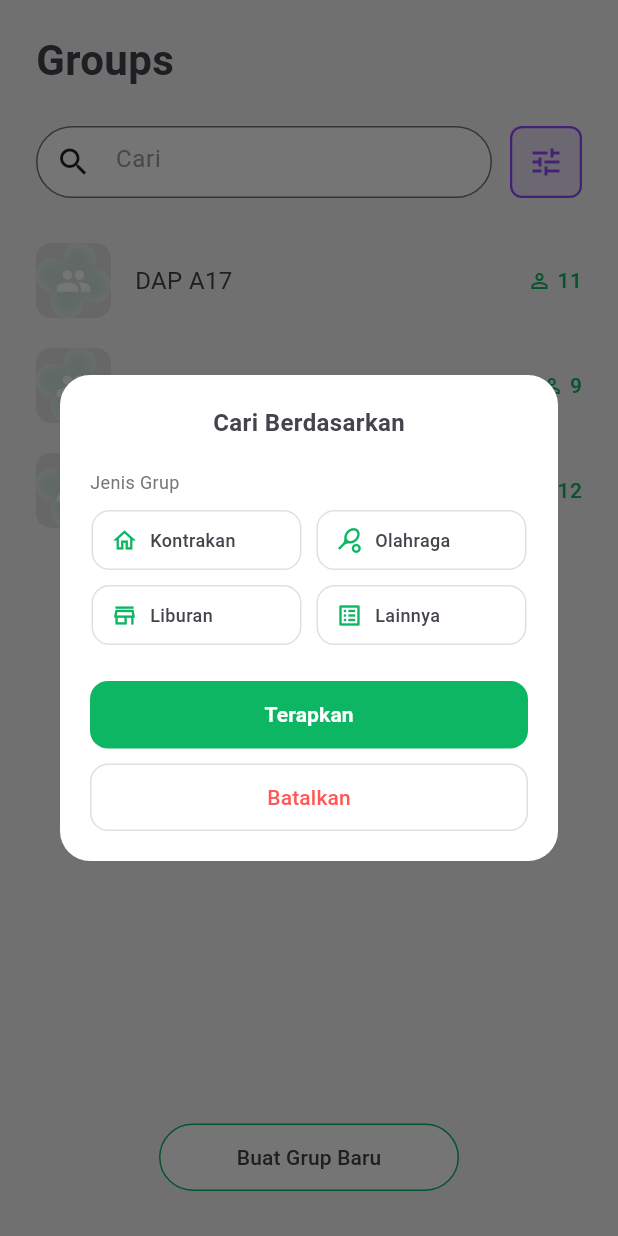
After one commit to Yanxe01/ceka.ceka, a Flutter app: the GroupsPage screen opened directly, after a tap on the "tune" icon, on a phone screen of 412 x 824 dp. The commit adds this screen. Run offline on Flutter 3.47's test engine with Material 3 defaults, Android fonts, the phone set to English and light mode, and no system bars; Roboto replaces fonts that are missing (Poppins).

Commit message:
bikin groups page + filter search

```diff
--- /dev/null
+++ b/lib/components/group_filter_modal.dart
@@ -0,0 +1,179 @@
+import 'package:flutter/material.dart';
+
+class GroupFilterModal extends StatefulWidget {
+  final Function(String?) onApply;
+
+  const GroupFilterModal({super.key, required this.onApply});
+
+  @override
+  State<GroupFilterModal> createState() => _GroupFilterModalState();
+}
+
+class _GroupFilterModalState extends State<GroupFilterModal> {
+  // Menyimpan filter yang sedang dipilih
+  String? _selectedFilter;
+
+  final List<Map<String, dynamic>> _filterOptions = [
+    {'label': 'Kontrakan', 'icon': Icons.home_outlined},
+    {'label': 'Olahraga', 'icon': Icons.sports_tennis_outlined},
+    {'label': 'Liburan', 'icon': Icons.store_outlined}, // Ikon mirip bangunan/toko
+    {'label': 'Lainnya', 'icon': Icons.list_alt_outlined},
+  ];
+
+  @override
+  Widget build(BuildContext context) {
+    return Dialog(
+      shape: RoundedRectangleBorder(
+        borderRadius: BorderRadius.circular(20),
+      ),
+      backgroundColor: Colors.white,
+      surfaceTintColor: Colors.white,
+      child: Padding(
+        padding: const EdgeInsets.all(20.0),
+        child: Column(
+          mainAxisSize: MainAxisSize.min,
+          children: [
+            const Text(
+              'Cari Berdasarkan',
+              style: TextStyle(
+                fontFamily: 'Poppins',
+                fontSize: 16,
+                fontWeight: FontWeight.w600,
+                color: Color(0xFF44444C),
+              ),
+            ),
+            const SizedBox(height: 20),
+            Align(
+              alignment: Alignment.centerLeft,
+              child: Text(
+                'Jenis Grup',
+                style: TextStyle(
+                  fontFamily: 'Poppins',
+                  fontSize: 12,
+                  color: Colors.grey[600],
+                ),
+              ),
+            ),
+            const SizedBox(height: 10),
+
+            // Grid Pilihan Filter
+            Wrap(
+              spacing: 10,
+              runSpacing: 10,
+              children: _filterOptions.map((option) {
+                return _buildFilterOption(option['label'], option['icon']);
+              }).toList(),
+            ),
+
+            const SizedBox(height: 24),
+
+            // Tombol Aksi
+            Column(
+              children: [
+                SizedBox(
+                  width: double.infinity,
+                  height: 45,
+                  child: ElevatedButton(
+                    onPressed: () {
+                      widget.onApply(_selectedFilter);
+                      Navigator.pop(context);
+                    },
+                    style: ElevatedButton.styleFrom(
+                      backgroundColor: const Color(0xFF0DB662),
+                      shape: RoundedRectangleBorder(
+                        borderRadius: BorderRadius.circular(12),
+                      ),
+                      elevation: 0,
+                    ),
+                    child: const Text(
+                      'Terapkan',
+                      style: TextStyle(
+                        fontFamily: 'Poppins',
+                        color: Colors.white,
+                        fontWeight: FontWeight.w600,
+                      ),
+                    ),
+                  ),
+                ),
+                const SizedBox(height: 10),
+                SizedBox(
+                  width: double.infinity,
+                  height: 45,
+                  child: OutlinedButton(
+                    onPressed: () {
+                      setState(() {
+                        _selectedFilter = null;
+                      });
+                      Navigator.pop(context); // Atau reset filter
+                    },
+                    style: OutlinedButton.styleFrom(
+                      side: const BorderSide(color: Color(0xFFE0E0E0)),
+                      shape: RoundedRectangleBorder(
+                        borderRadius: BorderRadius.circular(12),
+                      ),
+                    ),
+                    child: const Text(
+                      'Batalkan',
+                      style: TextStyle(
+                        fontFamily: 'Poppins',
+                        color: Color(0xFFFF5656), // Warna merah seperti di gambar
+                        fontWeight: FontWeight.w500,
+                      ),
+                    ),
+                  ),
+                ),
+              ],
+            )
+          ],
+        ),
+      ),
+    );
+  }
+
+  Widget _buildFilterOption(String label, IconData icon) {
+    final isSelected = _selectedFilter == label;
+
+    return InkWell(
+      onTap: () {
+        setState(() {
+          // Toggle selection
+          if (_selectedFilter == label) {
+            _selectedFilter = null;
+          } else {
+            _selectedFilter = label;
+          }
+        });
+      },
+      child: Container(
+        width: 140, // Ukuran lebar fix agar rapi 2 kolom
+        padding: const EdgeInsets.symmetric(vertical: 10, horizontal: 12),
+        decoration: BoxDecoration(
+          color: isSelected ? const Color(0xFF0DB662).withOpacity(0.1) : Colors.white,
+          border: Border.all(
+            color: isSelected ? const Color(0xFF0DB662) : const Color(0xFFE0E0E0),
+          ),
+          borderRadius: BorderRadius.circular(12),
+        ),
+        child: Row(
+          children: [
+            Icon(
+              icon,
+              size: 18,
+              color: isSelected ? const Color(0xFF0DB662) : const Color(0xFF0DB662),
+            ),
+            const SizedBox(width: 8),
+            Text(
+              label,
+              style: TextStyle(
+                fontFamily: 'Poppins',
+                fontSize: 12,
+                fontWeight: FontWeight.w500,
+                color: const Color(0xFF44444C),
+              ),
+            ),
+          ],
+        ),
+      ),
+    );
+  }
+}
--- /dev/null
+++ b/lib/pages/groups_page.dart
@@ -0,0 +1,239 @@
+import 'package:flutter/material.dart';
+import '../components/group_filter_modal.dart';
+
+class GroupsPage extends StatefulWidget {
+  const GroupsPage({super.key});
+
+  @override
+  State<GroupsPage> createState() => _GroupsPageState();
+}
+
+class _GroupsPageState extends State<GroupsPage> {
+  // Dummy Data Grup
+  final List<Map<String, dynamic>> _allGroups = [
+    {
+      'name': 'DAP A17',
+      'members': 11,
+      'image': 'assets/images/group_placeholder.png', // Ganti dengan asset Anda
+    },
+    {
+      'name': 'Badminton DAP A17',
+      'members': 9,
+      'image': 'assets/images/group_placeholder.png',
+    },
+    {
+      'name': 'Rumah Angkatan',
+      'members': 112,
+      'image': 'assets/images/group_placeholder.png',
+    },
+  ];
+
+  void _showFilterModal() {
+    showDialog(
+      context: context,
+      builder: (context) => GroupFilterModal(
+        onApply: (selectedCategory) {
+          // Disini logika filtering data nanti diterapkan
+          print("Filter diterapkan: $selectedCategory");
+        },
+      ),
+    );
+  }
+
+  @override
+  Widget build(BuildContext context) {
+    return Scaffold(
+      backgroundColor: const Color(0xFFF5F5F5),
+      body: SafeArea(
+        child: Column(
+          children: [
+            const SizedBox(height: 20),
+
+            // Judul Halaman
+            const Padding(
+              padding: EdgeInsets.symmetric(horizontal: 24),
+              child: Align(
+                alignment: Alignment.centerLeft,
+                child: Text(
+                  'Groups',
+                  style: TextStyle(
+                    fontFamily: 'Poppins',
+                    fontSize: 28,
+                    fontWeight: FontWeight.w600, // Agak tipis sesuai gambar
+                    color: Color(0xFF44444C),
+                  ),
+                ),
+              ),
+            ),
+
+            const SizedBox(height: 24),
+
+            // Search Bar & Filter Button
+            Padding(
+              padding: const EdgeInsets.symmetric(horizontal: 24),
+              child: Row(
+                children: [
+                  // Input Pencarian
+                  Expanded(
+                    child: Container(
+                      height: 48,
+                      decoration: BoxDecoration(
+                        color: Colors.white,
+                        borderRadius: BorderRadius.circular(25), // Rounded pill shape
+                        border: Border.all(color: Colors.black54, width: 1),
+                      ),
+                      child: TextField(
+                        decoration: const InputDecoration(
+                          hintText: 'Cari',
+                          hintStyle: TextStyle(
+                            fontFamily: 'Poppins',
+                            color: Colors.grey,
+                          ),
+                          prefixIcon: Icon(Icons.search, color: Colors.black87),
+                          border: InputBorder.none,
+                          contentPadding: EdgeInsets.symmetric(vertical: 13),
+                        ),
+                        style: const TextStyle(fontFamily: 'Poppins'),
+                      ),
+                    ),
+                  ),
+
+                  const SizedBox(width: 12),
+
+                  // Tombol Filter (Kotak Ungu di Gambar 1)
+                  InkWell(
+                    onTap: _showFilterModal,
+                    borderRadius: BorderRadius.circular(8),
+                    child: Container(
+                      width: 48,
+                      height: 48,
+                      decoration: BoxDecoration(
+                        // Menggunakan warna ungu sesuai screenshot pertama
+                        // Jika ingin konsisten hijau, ganti ke Color(0xFF0DB662)
+                        color: const Color(0xFF9747FF).withOpacity(0.1),
+                        border: Border.all(color: const Color(0xFF9747FF), width: 1.5),
+                        borderRadius: BorderRadius.circular(8),
+                      ),
+                      child: const Icon(
+                        Icons.tune, // Icon slider/filter
+                        color: Color(0xFF9747FF),
+                      ),
+                    ),
+                  ),
+                ],
+              ),
+            ),
+
+            const SizedBox(height: 30),
+
+            // List Groups
+            Expanded(
+              child: ListView.separated(
+                padding: const EdgeInsets.symmetric(horizontal: 24),
+                itemCount: _allGroups.length,
+                separatorBuilder: (context, index) => const SizedBox(height: 20),
+                itemBuilder: (context, index) {
+                  final group = _allGroups[index];
+                  return _buildGroupTile(group);
+                },
+              ),
+            ),
+
+            // Tombol Buat Grup Baru
+            Padding(
+              padding: const EdgeInsets.only(bottom: 30),
+              child: SizedBox(
+                width: 200,
+                height: 45,
+                child: OutlinedButton(
+                  onPressed: () {
+                    // Navigasi ke buat grup
+                  },
+                  style: OutlinedButton.styleFrom(
+                    backgroundColor: Colors.white,
+                    side: const BorderSide(color: Color(0xFF0DB662)),
+                    shape: RoundedRectangleBorder(
+                      borderRadius: BorderRadius.circular(25),
+                    ),
+                  ),
+                  child: const Text(
+                    'Buat Grup Baru',
+                    style: TextStyle(
+                      fontFamily: 'Poppins',
+                      fontSize: 14,
+                      fontWeight: FontWeight.w500,
+                      color: Color(0xFF44444C),
+                    ),
+                  ),
+                ),
+              ),
+            ),
+          ],
+        ),
+      ),
+      // Bottom Nav Bar di-handle oleh HomePage (Parent),
+      // tapi jika ini page mandiri, Anda bisa copy BottomNavBar dari home_page.dart
+    );
+  }
+
+  Widget _buildGroupTile(Map<String, dynamic> group) {
+    return Container(
+      color: Colors.transparent, // Agar area tap luas
+      child: Row(
+        children: [
+          // Group Image
+          Container(
+            width: 50,
+            height: 50,
+            decoration: BoxDecoration(
+              borderRadius: BorderRadius.circular(10),
+              image: const DecorationImage(
+                // Menggunakan placeholder icon jika gambar tidak ada
+                image: AssetImage('assets/images/design1.png'),
+                fit: BoxFit.cover,
+              ),
+              color: Colors.grey[300],
+            ),
+            // Fallback jika asset tidak ditemukan
+            child: const Icon(Icons.group, color: Colors.white),
+          ),
+          const SizedBox(width: 16),
+
+          // Group Name
+          Expanded(
+            child: Text(
+              group['name'],
+              style: const TextStyle(
+                fontFamily: 'Poppins',
+                fontSize: 16,
+                fontWeight: FontWeight.w400,
+                color: Color(0xFF44444C),
+              ),
+            ),
+          ),
+
+          // Member Count
+          Row(
+            children: [
+              const Icon(
+                Icons.person_outline,
+                size: 16,
+                color: Color(0xFF0DB662),
+              ),
+              const SizedBox(width: 4),
+              Text(
+                group['members'].toString(),
+                style: const TextStyle(
+                  fontFamily: 'Poppins',
+                  fontSize: 14,
+                  fontWeight: FontWeight.w500,
+                  color: Color(0xFF0DB662),
+                ),
+              ),
+            ],
+          ),
+        ],
+      ),
+    );
+  }
+}
--- a/lib/pages/home_page.dart
+++ b/lib/pages/home_page.dart
@@ -1,4 +1,5 @@
 import 'package:flutter/material.dart';
+import 'groups_page.dart'; // Pastikan file groups_page.dart sudah ada di folder yang sama/benar
 
 class HomePage extends StatefulWidget {
   const HomePage({super.key});
@@ -52,7 +53,27 @@ class _HomePageState extends State<HomePage> with SingleTickerProviderStateMixin
   Widget build(BuildContext context) {
     return Scaffold(
       backgroundColor: const Color(0xFFF5F5F5),
-      body: Column(
+
+      // --- LOGIKA NAVIGASI (Disini perubahannya) ---
+      // Kalau index 0 -> Panggil fungsi _buildHomeContent (yang ada di bawah)
+      // Kalau index 1 -> Panggil file GroupsPage
+      body: _selectedIndex == 0
+          ? _buildHomeContent()
+          : _selectedIndex == 1
+              ? const GroupsPage()
+              : _selectedIndex == 2
+                  ? const Center(child: Text("Halaman History"))
+                  : const Center(child: Text("Halaman Profile")),
+
+      bottomNavigationBar: _buildBottomNavBar(),
+    );
+  }
+
+  // --- FUNGSI BARU ---
+  // Ini adalah isi 'body' lama kamu yang kita pindahkan ke sini
+  // Supaya codingan di atas (Scaffold) tidak berantakan.
+  Widget _buildHomeContent() {
+    return Column(
       children: [
         // Header
         _buildHeader(),
@@ -86,9 +107,13 @@ class _HomePageState extends State<HomePage> with SingleTickerProviderStateMixin
                     // Summary cards
                     Row(
                       children: [
-                          Expanded(child: _buildSummaryCard('Total Utang :', 'Rp. 187.500.00')),
+                        Expanded(
+                            child: _buildSummaryCard(
+                                'Total Utang :', 'Rp. 187.500.00')),
                         const SizedBox(width: 12),
-                          Expanded(child: _buildSummaryCard('Total Piutang :', 'Rp. 87.000.00')),
+                        Expanded(
+                            child: _buildSummaryCard(
+                                'Total Piutang :', 'Rp. 87.000.00')),
                       ],
                     ),
                     const SizedBox(height: 32),
@@ -136,10 +161,9 @@ class _HomePageState extends State<HomePage> with SingleTickerProviderStateMixin
           ),
         ),
       ],
-      ),
-      bottomNavigationBar: _buildBottomNavBar(),
     );
   }
+  // --- AKHIR FUNGSI BARU ---
 
   Widget _buildHeader() {
     return Container(
@@ -155,7 +179,6 @@ class _HomePageState extends State<HomePage> with SingleTickerProviderStateMixin
       ),
       child: Row(
         children: [
-          // Profile picture
           Container(
             width: 65,
             height: 65,
@@ -171,8 +194,6 @@ class _HomePageState extends State<HomePage> with SingleTickerProviderStateMixin
             ),
           ),
           const SizedBox(width: 16),
-
-          // Greeting text
           const Expanded(
             child: Text(
               'Halo, Ian!',
@@ -185,12 +206,8 @@ class _HomePageState extends State<HomePage> with SingleTickerProviderStateMixin
               ),
             ),
           ),
-
-          // Menu icon
           IconButton(
-            onPressed: () {
-              // Handle menu tap
-            },
+            onPressed: () {},
             icon: const Icon(
               Icons.menu,
               color: Colors.white,
@@ -268,7 +285,6 @@ class _HomePageState extends State<HomePage> with SingleTickerProviderStateMixin
       ),
       child: Row(
         children: [
-          // Group image
           Container(
             width: 60,
             height: 60,
@@ -283,8 +299,6 @@ class _HomePageState extends State<HomePage> with SingleTickerProviderStateMixin
             ),
           ),
           const SizedBox(width: 16),
-
-          // Group name
           Expanded(
             child: Text(
               group.name,
@@ -326,7 +340,6 @@ class _HomePageState extends State<HomePage> with SingleTickerProviderStateMixin
 
   Widget _buildNavItem(IconData icon, String label, int index) {
     final isSelected = _selectedIndex == index;
-
     return GestureDetector(
       onTap: () {
         setState(() {
@@ -364,6 +377,5 @@ class _HomePageState extends State<HomePage> with SingleTickerProviderStateMixin
 
 class GroupItem {
   final String name;
-
   GroupItem({required this.name});
 }
```
Lines whose indentation alone changed are shown as unchanged.
